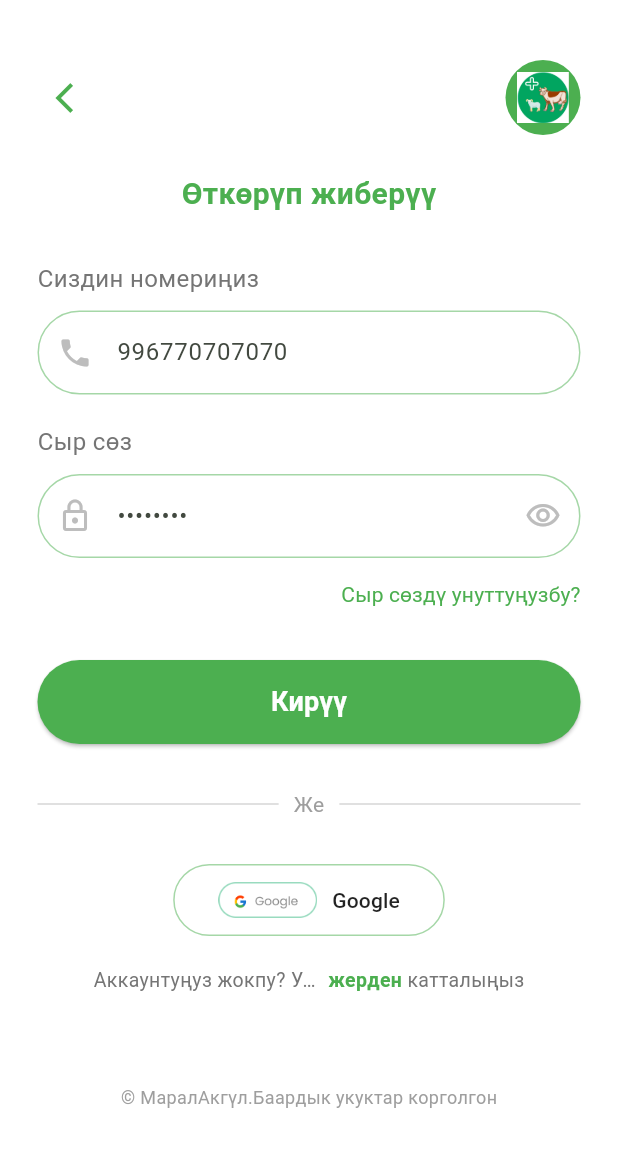
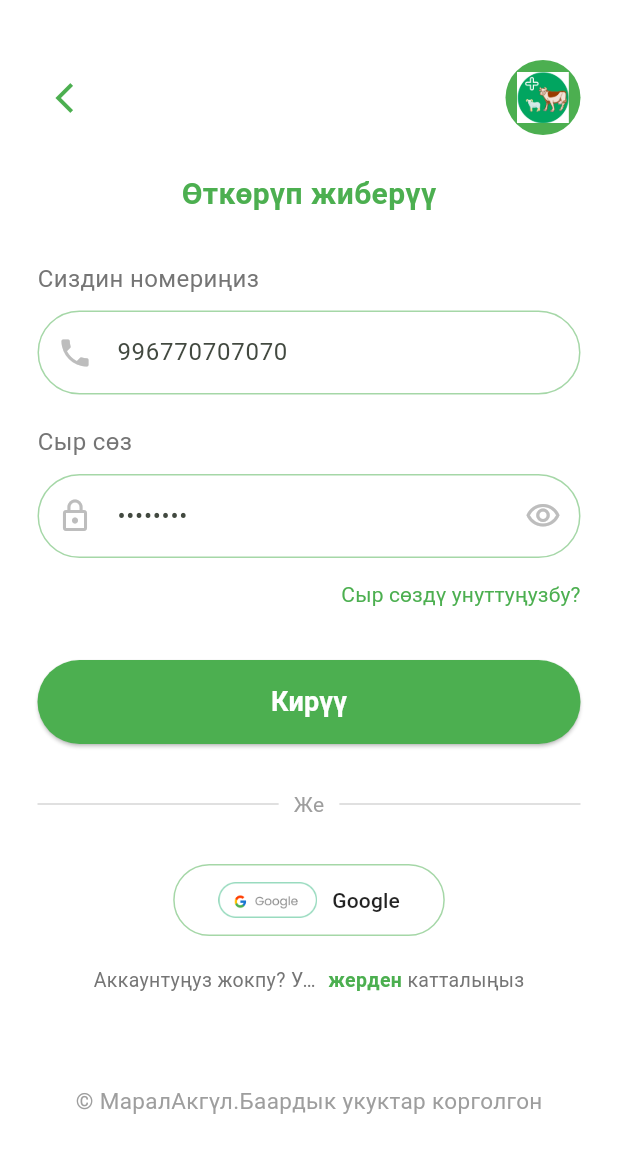
Before and after one commit to kgleader/vet_app, a Flutter app: the LoginScreen screen opened by its route, on a phone screen of 412 x 824 dp. Shown: the top 1153 px of the screen. Run offline on Flutter 3.47's test engine with Material 3 defaults, Android fonts, the light colour scheme and no system bars; our stand-ins replace bloc, cloud_firestore, equatable, firebase_auth, firebase_core, flutter_bloc and 3 more; accounts and stored records are empty.

Commit message:
log_page

```diff
--- a/lib/screens/login_screen.dart
+++ b/lib/screens/login_screen.dart
@@ -317,7 +317,7 @@ class _LoginScreenState extends State<LoginScreen> {
               Center(
                 child: Text(
                   '© МаралАкгүл.Баардык укуктар корголгон',
-                  style: TextStyle(fontSize: 12, color: Colors.grey[500]),
+                  style: TextStyle(fontSize: 15, color: Colors.grey[500]),
                 ),
               ),
             ],
```
